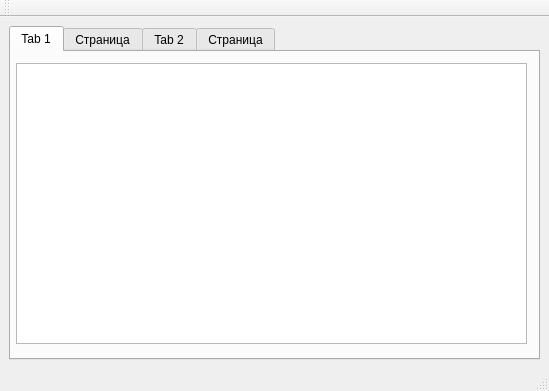
First picture: the form in ide/mainwindow.ui, repository hyst329/mathproject, before the edit.
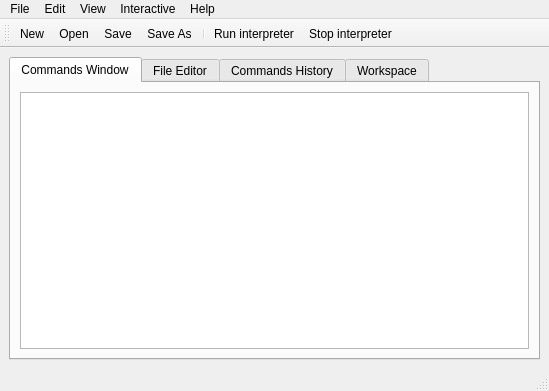
Second picture: the form after the edit. The open tabs and pages were chosen to show the change.

Commit message: transferring to Qt: started adding support for toolbar buttons

Diff of the .ui file:
```diff
--- a/ide/mainwindow.ui
+++ b/ide/mainwindow.ui
@@ -22,22 +22,17 @@
       </property>
       <widget class="QWidget" name="tabCommandsWindow">
        <attribute name="title">
-        <string>Tab 1</string>
+        <string>Commands Window</string>
        </attribute>
-       <widget class="QPlainTextEdit" name="plainTextEdit">
-        <property name="geometry">
-         <rect>
-          <x>5</x>
-          <y>11</y>
-          <width>511</width>
-          <height>281</height>
-         </rect>
-        </property>
-       </widget>
+       <layout class="QVBoxLayout" name="verticalLayoutTab01">
+        <item>
+         <widget class="QPlainTextEdit" name="plainTextEditCommand"/>
+        </item>
+       </layout>
       </widget>
       <widget class="QWidget" name="tabFileEditor">
        <attribute name="title">
-        <string>Страница</string>
+        <string>File Editor</string>
        </attribute>
        <widget class="QTextEdit" name="textEdit">
         <property name="geometry">
@@ -52,7 +47,7 @@
       </widget>
       <widget class="QWidget" name="tabCommandsHistory">
        <attribute name="title">
-        <string>Tab 2</string>
+        <string>Commands History</string>
        </attribute>
        <widget class="QListWidget" name="listWidget">
         <property name="geometry">
@@ -67,7 +62,7 @@
       </widget>
       <widget class="QWidget" name="tabWorkspace">
        <attribute name="title">
-        <string>Страница</string>
+        <string>Workspace</string>
        </attribute>
        <widget class="QTableWidget" name="tableWidget">
         <property name="geometry">
@@ -93,6 +88,44 @@
      <height>21</height>
     </rect>
    </property>
+   <widget class="QMenu" name="menuFile">
+    <property name="title">
+     <string>File</string>
+    </property>
+    <addaction name="actionNew"/>
+    <addaction name="actionOpen"/>
+    <addaction name="actionSave"/>
+    <addaction name="actionSave_As"/>
+    <addaction name="separator"/>
+    <addaction name="actionExit"/>
+   </widget>
+   <widget class="QMenu" name="menuEdit">
+    <property name="title">
+     <string>Edit</string>
+    </property>
+   </widget>
+   <widget class="QMenu" name="menuView">
+    <property name="title">
+     <string>View</string>
+    </property>
+   </widget>
+   <widget class="QMenu" name="menuInteractive">
+    <property name="title">
+     <string>Interactive</string>
+    </property>
+    <addaction name="actionRun_interpreter"/>
+    <addaction name="actionStop_interpreter"/>
+   </widget>
+   <widget class="QMenu" name="menuHelp">
+    <property name="title">
+     <string>Help</string>
+    </property>
+   </widget>
+   <addaction name="menuFile"/>
+   <addaction name="menuEdit"/>
+   <addaction name="menuView"/>
+   <addaction name="menuInteractive"/>
+   <addaction name="menuHelp"/>
   </widget>
   <widget class="QStatusBar" name="statusbar"/>
   <widget class="QToolBar" name="toolBar">
@@ -105,7 +138,70 @@
    <attribute name="toolBarBreak">
     <bool>false</bool>
    </attribute>
+   <addaction name="actionNew"/>
+   <addaction name="actionOpen"/>
+   <addaction name="actionSave"/>
+   <addaction name="actionSave_As"/>
+   <addaction name="separator"/>
+   <addaction name="actionRun_interpreter"/>
+   <addaction name="actionStop_interpreter"/>
   </widget>
+  <action name="actionRun_interpreter">
+   <property name="text">
+    <string>Run interpreter</string>
+   </property>
+   <property name="shortcut">
+    <string>F9</string>
+   </property>
+  </action>
+  <action name="actionStop_interpreter">
+   <property name="text">
+    <string>Stop interpreter</string>
+   </property>
+   <property name="shortcut">
+    <string>Shift+F9</string>
+   </property>
+  </action>
+  <action name="actionNew">
+   <property name="text">
+    <string>New</string>
+   </property>
+   <property name="shortcut">
+    <string>Ctrl+N</string>
+   </property>
+  </action>
+  <action name="actionOpen">
+   <property name="text">
+    <string>Open...</string>
+   </property>
+   <property name="shortcut">
+    <string>Ctrl+O</string>
+   </property>
+  </action>
+  <action name="actionSave">
+   <property name="text">
+    <string>Save</string>
+   </property>
+   <property name="shortcut">
+    <string>Ctrl+S</string>
+   </property>
+  </action>
+  <action name="actionSave_As">
+   <property name="text">
+    <string>Save As...</string>
+   </property>
+   <property name="shortcut">
+    <string>Ctrl+Shift+S</string>
+   </property>
+  </action>
+  <action name="actionExit">
+   <property name="text">
+    <string>Exit</string>
+   </property>
+   <property name="shortcut">
+    <string>F4</string>
+   </property>
+  </action>
  </widget>
  <resources/>
  <connections/>
```
Left out of the diff: 47 changed lines with no effect on the pictures. The commit also changes 2 other files.
